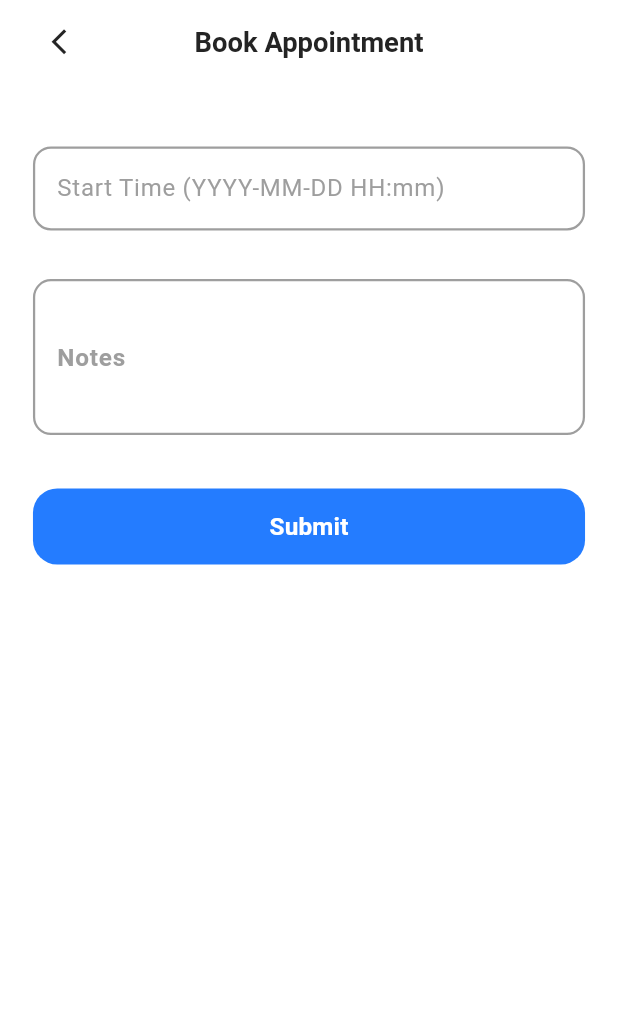
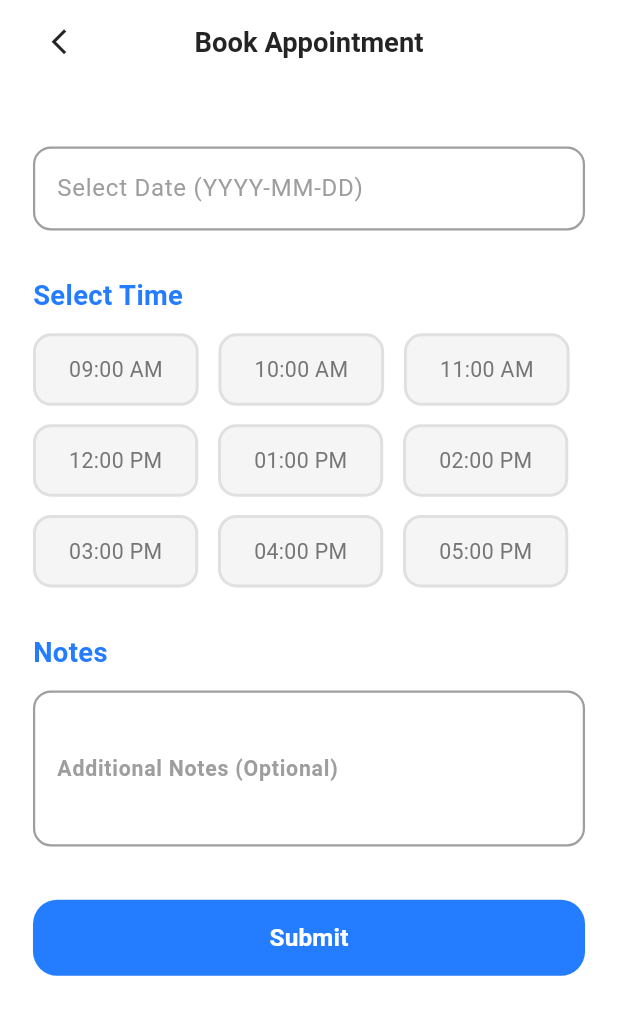
Before and after one commit to abdullrhmanmhmd/My_App, a Flutter app: the AddAppointmentScreen screen opened directly with empty values, on a phone screen of 412 x 824 dp. Shown: the top 1015 px of the screen. Run offline on Flutter 3.47's test engine with Material 3 defaults, Android fonts, the phone set to English and light mode, and no system bars; our stand-ins replace dio, equatable, flutter_bloc, flutter_screenutil, flutter_svg, shared_preferences and 1 more; accounts and stored records are empty.

Commit message:
add appointment confirmation screen

```diff
--- a/lib/docdoc_app.dart
+++ b/lib/docdoc_app.dart
@@ -6,7 +6,6 @@ import 'package:docdoc/ui/doctor_details/doctor_details_screen.dart';
 import 'package:docdoc/ui/login/login_screen.dart';
 import 'package:docdoc/ui/on_boarding/onboarding_screen.dart';
 import 'package:docdoc/ui/profile/update_profile_screen.dart';
-import 'package:docdoc/ui/screens/add_appointmemt_screen.dart';
 
 // import 'package:docdoc/ui/screens/all_doctors_screen.dart';
 // import 'package:docdoc/ui/screens/profile_screen.dart';
--- a/lib/ui/appointments/add_appointmemt_screen.dart
+++ b/lib/ui/appointments/add_appointmemt_screen.dart
@@ -3,6 +3,7 @@ import 'package:docdoc/logic/add_appointment/add_appointment_bloc.dart';
 import 'package:docdoc/logic/add_appointment/add_appointment_event.dart';
 import 'package:docdoc/logic/add_appointment/add_appointment_state.dart';
 import 'package:docdoc/logic/models/add_appointment_model.dart';
+import 'package:docdoc/ui/appointments/appointment_confirmation.dart';
 import 'package:docdoc/ui/widgets/app_text_button.dart';
 import 'package:docdoc/ui/widgets/custom_snack.dart';
 import 'package:flutter/material.dart';
@@ -21,6 +22,19 @@ class AddAppointmentScreen extends StatefulWidget {
 class _AddAppointmentScreenState extends State<AddAppointmentScreen> {
   late TextEditingController startTimeController;
   late TextEditingController notesController;
+  String? _selectedTime;
+
+  final List<String> _availableTimes = [
+    '09:00 AM',
+    '10:00 AM',
+    '11:00 AM',
+    '12:00 PM',
+    '01:00 PM',
+    '02:00 PM',
+    '03:00 PM',
+    '04:00 PM',
+    '05:00 PM',
+  ];
 
   @override
   void initState() {
@@ -70,23 +84,33 @@ class _AddAppointmentScreenState extends State<AddAppointmentScreen> {
       body: BlocListener<AppointmentBloc, AppointmentState>(
         listener: (context, state) {
           if (state is AppointmentSuccess) {
-            ScaffoldMessenger.of(context).showSnackBar(
-              customSnack(
-                'Appointment booked successfully',
-                backgroundColor: Colors.green,
-                icon: Icons.check_circle,
+            final appointment = AddAppointment(
+              doctorId: widget.doctorId,
+              startTime: startTimeController.text.trim(),
+              notes: notesController.text.trim(),
+            );
+
+            Navigator.pushReplacement(
+              context,
+              MaterialPageRoute(
+                builder: (context) => AppointmentConfirmationScreen(
+                  appointment: appointment,
+                ),
               ),
             );
-            Navigator.pop(context);
           }
 
           if (state is AppointmentError) {
-            ScaffoldMessenger.of(
-              context,
-            ).showSnackBar(SnackBar(content: Text(state.message)));
-            Navigator.pop(context);
+            ScaffoldMessenger.of(context).showSnackBar(
+              customSnack(
+                state.message,
+                backgroundColor: Colors.red,
+                icon: Icons.error,
+              ),
+            );
           }
         },
+        child: SingleChildScrollView(
           child: Container(
             width: double.infinity,
             margin: EdgeInsets.only(left: 20.w, right: 20.w, top: 25.h),
@@ -107,25 +131,6 @@ class _AddAppointmentScreenState extends State<AddAppointmentScreen> {
                         return Theme(
                           data: Theme.of(context).copyWith(
                             colorScheme: ColorScheme.light(
-                            primary: MyColors.myBlue, // Header & selected color
-                            onPrimary: Colors.white, // Text on header
-                            onSurface: MyColors.myBlue, // Body text
-                          ),
-                        ),
-                        child: child!,
-                      );
-                    },
-                  );
-
-                  if (pickedDate != null) {
-                    final TimeOfDay? pickedTime = await showTimePicker(
-                      context: context,
-                      initialTime: TimeOfDay.now(),
-                      initialEntryMode: TimePickerEntryMode.input,
-                      builder: (context, child) {
-                        return Theme(
-                          data: Theme.of(context).copyWith(
-                            colorScheme: ColorScheme.light(
                               primary: MyColors.myBlue,
                               onPrimary: Colors.white,
                               onSurface: MyColors.myBlue,
@@ -136,35 +141,23 @@ class _AddAppointmentScreenState extends State<AddAppointmentScreen> {
                       },
                     );
 
-                    if (pickedTime != null) {
-                      final combined = DateTime(
-                        pickedDate.year,
-                        pickedDate.month,
-                        pickedDate.day,
-                        pickedTime.hour,
-                        pickedTime.minute,
-                      );
-
-                      startTimeController.text = combined.toString().substring(
-                        0,
-                        16,
-                      );
-                    }
+                    if (pickedDate != null) {
+                      setState(() {
+                        startTimeController.text =
+                        '${pickedDate.year}-${pickedDate.month.toString().padLeft(2, '0')}-${pickedDate.day.toString().padLeft(2, '0')}';
+                      });
                     }
                   },
                   child: AbsorbPointer(
                     child: TextField(
                       controller: startTimeController,
                       decoration: InputDecoration(
-                      labelText: "Start Time (YYYY-MM-DD HH:mm)",
-
+                        labelText: "Select Date (YYYY-MM-DD)",
                         labelStyle: const TextStyle(color: Colors.grey),
-
                         floatingLabelStyle: TextStyle(
                           color: MyColors.myBlue,
                           fontWeight: FontWeight.w600,
                         ),
-
                         enabledBorder: OutlineInputBorder(
                           borderRadius: BorderRadius.circular(12),
                           borderSide: const BorderSide(
@@ -172,7 +165,6 @@ class _AddAppointmentScreenState extends State<AddAppointmentScreen> {
                             width: 1.5,
                           ),
                         ),
-
                         focusedBorder: OutlineInputBorder(
                           borderRadius: BorderRadius.circular(12),
                           borderSide: BorderSide(
@@ -184,27 +176,87 @@ class _AddAppointmentScreenState extends State<AddAppointmentScreen> {
                     ),
                   ),
                 ),
-              SizedBox(height: 16.h),
+                SizedBox(height: 30.h),
 
-              SizedBox(height: 16.h),
+                // TIME SELECTION
+                Text(
+                  'Select Time',
+                  style: TextStyle(
+                    fontSize: 18.sp,
+                    fontWeight: FontWeight.bold,
+                    color: MyColors.myBlue,
+                  ),
+                ),
+                SizedBox(height: 12.h),
+                Wrap(
+                  spacing: 12.w,
+                  runSpacing: 12.h,
+                  children: _availableTimes.map((time) {
+                    final isSelected = _selectedTime == time;
+                    return GestureDetector(
+                      onTap: () {
+                        setState(() {
+                          _selectedTime = time;
+                        });
+                      },
+                      child: Container(
+                        padding: EdgeInsets.symmetric(
+                          horizontal: 20.w,
+                          vertical: 12.h,
+                        ),
+                        decoration: BoxDecoration(
+                          color: isSelected
+                              ? MyColors.myBlue
+                              : Colors.grey.shade100,
+                          borderRadius: BorderRadius.circular(12.r),
+                          border: Border.all(
+                            color: isSelected
+                                ? MyColors.myBlue
+                                : Colors.grey.shade300,
+                            width: 2,
+                          ),
+                        ),
+                        child: Text(
+                          time,
+                          style: TextStyle(
+                            fontSize: 14.sp,
+                            color:
+                            isSelected ? Colors.white : MyColors.myGrey,
+                            fontWeight: isSelected
+                                ? FontWeight.bold
+                                : FontWeight.normal,
+                          ),
+                        ),
+                      ),
+                    );
+                  }).toList(),
+                ),
+                SizedBox(height: 30.h),
 
+                // NOTES
+                Text(
+                  'Notes',
+                  style: TextStyle(
+                    fontSize: 18.sp,
+                    fontWeight: FontWeight.bold,
+                    color: MyColors.myBlue,
+                  ),
+                ),
+                SizedBox(height: 12.h),
                 TextField(
                   controller: notesController,
                   maxLines: 3,
                   decoration: InputDecoration(
-                  labelText: "Notes",
-
+                    labelText: "Additional Notes (Optional)",
                     labelStyle: TextStyle(
                       color: Colors.grey,
                       fontWeight: FontWeight.w600,
-                    fontSize: 16.sp,
+                      fontSize: 14.sp,
                     ),
-
                     floatingLabelStyle: TextStyle(
                       color: MyColors.myBlue,
                       fontWeight: FontWeight.w600,
                     ),
-
                     enabledBorder: OutlineInputBorder(
                       borderRadius: BorderRadius.circular(12),
                       borderSide: const BorderSide(
@@ -214,11 +266,16 @@ class _AddAppointmentScreenState extends State<AddAppointmentScreen> {
                     ),
                     focusedBorder: OutlineInputBorder(
                       borderRadius: BorderRadius.circular(12),
-                    borderSide: BorderSide(color: MyColors.myBlue, width: 2),
+                      borderSide: BorderSide(
+                        color: MyColors.myBlue,
+                        width: 2,
+                      ),
                     ),
                   ),
                 ),
                 SizedBox(height: 35.h),
+
+                // SUBMIT BUTTON
                 BlocBuilder<AppointmentBloc, AppointmentState>(
                   builder: (context, state) {
                     bool isLoading = state is AppointmentLoading;
@@ -240,13 +297,23 @@ class _AddAppointmentScreenState extends State<AddAppointmentScreen> {
                       onPressed: () {
                         if (startTimeController.text.isEmpty) {
                           ScaffoldMessenger.of(context).showSnackBar(
-                                customSnack('Please select a start time'),
+                            customSnack('Please select a date'),
                           );
                           return;
                         }
+                        if (_selectedTime == null) {
+                          ScaffoldMessenger.of(context).showSnackBar(
+                            customSnack('Please select a time'),
+                          );
+                          return;
+                        }
+
+                        final dateTimeString =
+                            '${startTimeController.text} ${_selectedTime!}';
+
                         final request = AddAppointment(
                           doctorId: widget.doctorId,
-                              startTime: startTimeController.text.trim(),
+                          startTime: dateTimeString,
                           notes: notesController.text.trim(),
                         );
                         context.read<AppointmentBloc>().add(
@@ -256,7 +323,9 @@ class _AddAppointmentScreenState extends State<AddAppointmentScreen> {
                     );
                   },
                 ),
+                SizedBox(height: 20.h),
               ],
+            ),
           ),
         ),
       ),
--- a/lib/ui/doctor_details/doctor_details_screen.dart
+++ b/lib/ui/doctor_details/doctor_details_screen.dart
@@ -3,8 +3,8 @@ import 'package:docdoc/core/network/api_services.dart';
 import 'package:docdoc/logic/add_appointment/add_appointment_bloc.dart';
 import 'package:docdoc/logic/add_appointment/add_appointment_repo.dart';
 import 'package:docdoc/logic/models/doctor_model.dart';
+import 'package:docdoc/ui/appointments/add_appointmemt_screen.dart';
 import 'package:docdoc/ui/doctor_details/widgets/doctor_image_and_name.dart';
-import 'package:docdoc/ui/screens/add_appointmemt_screen.dart';
 // import 'package:docdoc/ui/doctor_details/widgets/phone_email_address.dart';
 import 'package:docdoc/ui/widgets/app_text_button.dart';
 import 'package:flutter/material.dart';
--- a/lib/ui/widgets/bottom_navigation.dart
+++ b/lib/ui/widgets/bottom_navigation.dart
@@ -1,9 +1,9 @@
 import 'package:docdoc/core/constants/my_colors.dart';
 import 'package:docdoc/logic/models/user_model.dart';
+import 'package:docdoc/ui/appointments/appointmemt_screen.dart';
 import 'package:docdoc/ui/home/home_screen.dart';
 import 'package:docdoc/ui/profile/profile_screen.dart';
 import 'package:docdoc/ui/profile/update_profile_screen.dart';
-import 'package:docdoc/ui/screens/appointmemt_screen.dart';
 import 'package:docdoc/ui/screens/search_screen.dart';
 import 'package:flutter/cupertino.dart';
 import 'package:flutter/material.dart';
```
Also changed, not shown: lib/ui/appointments/appointmemt_screen.dart (+28 -22 lines), lib/ui/appointments/appointment_confirmation.dart (added, +243 -0 lines). Lines whose indentation alone changed are shown as unchanged.
